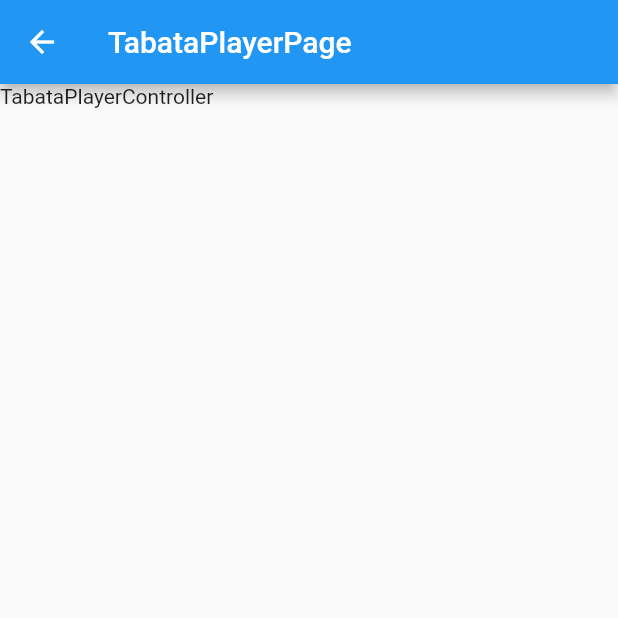
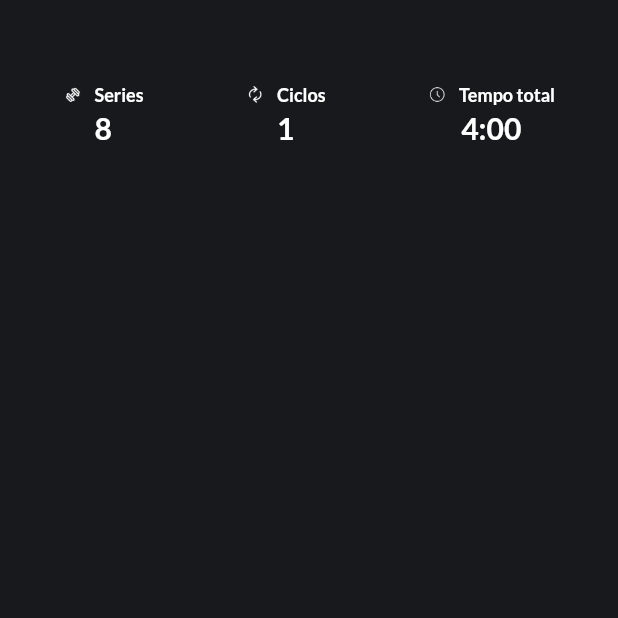
Before and after one commit to paulowalravendev/darth_vaders_tabata, a Flutter app: the TabataPlayerPage screen opened by its route, on a phone screen of 412 x 824 dp, the top half of it. Run offline on Flutter 3.47's test engine with Material 2 defaults, Android fonts, the phone set to English and light mode, and no system bars; our stand-ins replace get, google_fonts, lottie.

Commit message:
create HeaderInfoWidget

```diff
--- a/lib/app/modules/tabata_player/tabata_player_page.dart
+++ b/lib/app/modules/tabata_player/tabata_player_page.dart
@@ -1,12 +1,57 @@
-import 'package:darth_vaders_tabata/app/modules/tabata_player/tabata_player_controller.dart';
 import 'package:flutter/material.dart';
 import 'package:get/get.dart';
+
+import 'package:darth_vaders_tabata/app/widgets/header_info_widget.dart';
+import 'package:darth_vaders_tabata/core/consts/asset_consts.dart';
+import 'package:darth_vaders_tabata/app/modules/tabata_player/tabata_player_controller.dart';
+import 'package:darth_vaders_tabata/core/theme/app_colors.dart';
 
 class TabataPlayerPage extends GetView<TabataPlayerController> {
   @override
   Widget build(BuildContext context) {
     return Scaffold(
-        appBar: AppBar(title: Text('TabataPlayerPage')),
-        body: SafeArea(child: Text('TabataPlayerController')));
+      backgroundColor: AppColors.defaultBackgroundColors,
+      body: SafeArea(
+          child: Column(
+        children: [
+          const SizedBox(height: 56),
+          Padding(
+            padding: const EdgeInsets.symmetric(horizontal: 42),
+            child: Row(
+              mainAxisAlignment: MainAxisAlignment.spaceBetween,
+              children: [
+                HeaderInfoWidget(
+                  icon: Image.asset(
+                    AssetConsts.HALTER_ICON,
+                    height: 13,
+                    color: AppColors.defaultTextColors,
+                  ),
+                  label: "Series",
+                  value: "8",
+                ),
+                HeaderInfoWidget(
+                  icon: Image.asset(
+                    AssetConsts.CYCLE_ICON,
+                    height: 13,
+                    color: AppColors.defaultTextColors,
+                  ),
+                  label: "Ciclos",
+                  value: "1",
+                ),
+                HeaderInfoWidget(
+                  icon: Image.asset(
+                    AssetConsts.TIMER_ICON,
+                    height: 13,
+                    color: AppColors.defaultTextColors,
+                  ),
+                  label: "Tempo total",
+                  value: "4:00",
+                ),
+              ],
+            ),
+          )
+        ],
+      )),
+    );
   }
 }
--- /dev/null
+++ b/lib/app/widgets/header_info_widget.dart
@@ -0,0 +1,38 @@
+import 'package:flutter/material.dart';
+
+import 'package:darth_vaders_tabata/core/theme/app_text_theme.dart';
+
+class HeaderInfoWidget extends StatelessWidget {
+  final Widget icon;
+  final String label;
+  final String value;
+
+  const HeaderInfoWidget({
+    Key? key,
+    required this.icon,
+    required this.label,
+    required this.value,
+  }) : super(key: key);
+
+  @override
+  Widget build(BuildContext context) {
+    return Container(
+      child: Column(
+        crossAxisAlignment: CrossAxisAlignment.center,
+        children: [
+          Row(
+            children: [
+              icon,
+              SizedBox(width: 8),
+              AppTextTheme.HeaderInfoLabel(label),
+            ],
+          ),
+          SizedBox(height: 3),
+          Center(
+            child: AppTextTheme.HeaderInfoValue(value),
+          ),
+        ],
+      ),
+    );
+  }
+}
--- a/lib/core/consts/asset_consts.dart
+++ b/lib/core/consts/asset_consts.dart
@@ -1,4 +1,7 @@
 abstract class AssetConsts {
   static final SPLASH_LOTTIE = "assets/lottie/splash_lottie.json";
   static final FIRST_ACCESS_IMAGE = "assets/images/first-access-background.png";
+  static final HALTER_ICON = "assets/icons/halter-icon.png";
+  static final CYCLE_ICON = "assets/icons/cycle-icon.png";
+  static final TIMER_ICON = "assets/icons/timer-icon.png";
 }
--- a/lib/core/theme/app_text_theme.dart
+++ b/lib/core/theme/app_text_theme.dart
@@ -20,4 +20,12 @@ abstract class AppTextTheme {
   static Widget Subtitle(String value) => Text(value,
       style: _textStyle.copyWith(fontWeight: FontWeight.w700, fontSize: 14),
       textAlign: TextAlign.center);
+
+  static Widget HeaderInfoLabel(String value) => Text(value,
+      style: _textStyle.copyWith(fontWeight: FontWeight.w600, fontSize: 12),
+      textAlign: TextAlign.center);
+
+  static Widget HeaderInfoValue(String value) => Text(value,
+      style: _textStyle.copyWith(fontWeight: FontWeight.w700, fontSize: 20),
+      textAlign: TextAlign.center);
 }
--- a/lib/main.dart
+++ b/lib/main.dart
@@ -1,3 +1,4 @@
+import 'package:darth_vaders_tabata/app/routes/routes.dart';
 import 'package:flutter/material.dart';
 import 'package:get/get.dart';
 
@@ -6,7 +7,7 @@ import 'package:darth_vaders_tabata/app/routes/pages.dart';
 void main() {
   return runApp(
     GetMaterialApp(
-      initialRoute: '/splash',
+      initialRoute: Routes.SPLASH,
       getPages: AppPages.pages,
       debugShowCheckedModeBanner: false,
     ),
--- a/pubspec.yaml
+++ b/pubspec.yaml
@@ -26,3 +26,4 @@ flutter:
   assets:
     - assets/lottie/
     - assets/images/
+    - assets/icons/
```
Also changed, not shown: assets/icons/cycle-icon.png (added), assets/icons/halter-icon.png (added), assets/icons/timer-icon.png (added).
